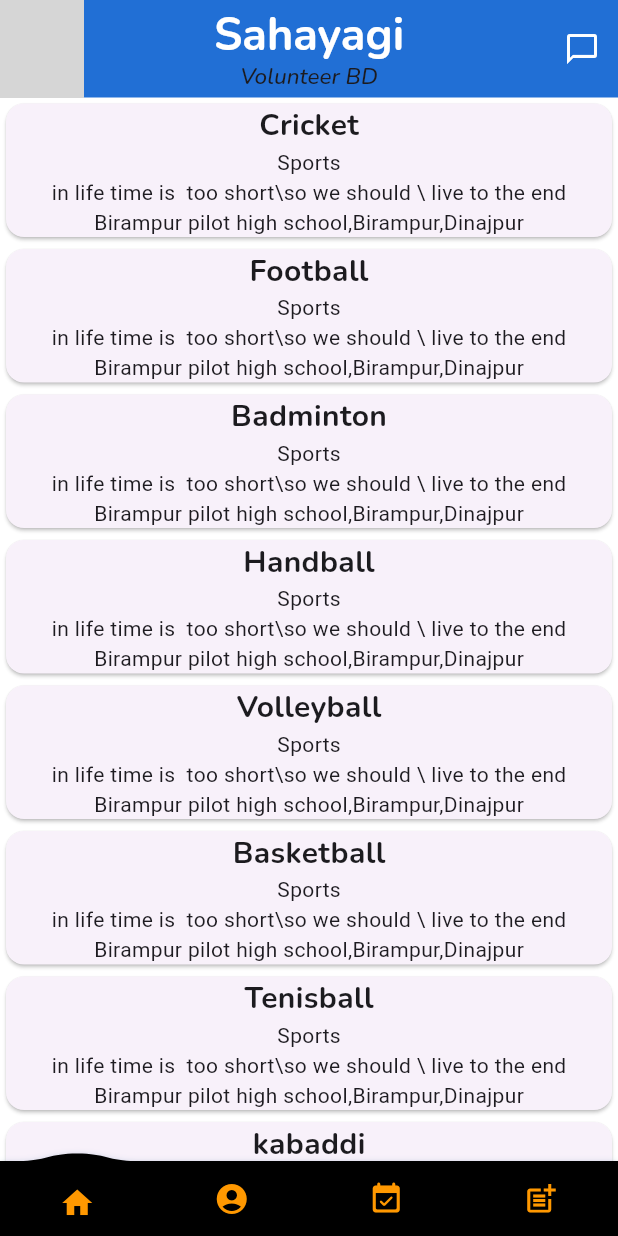
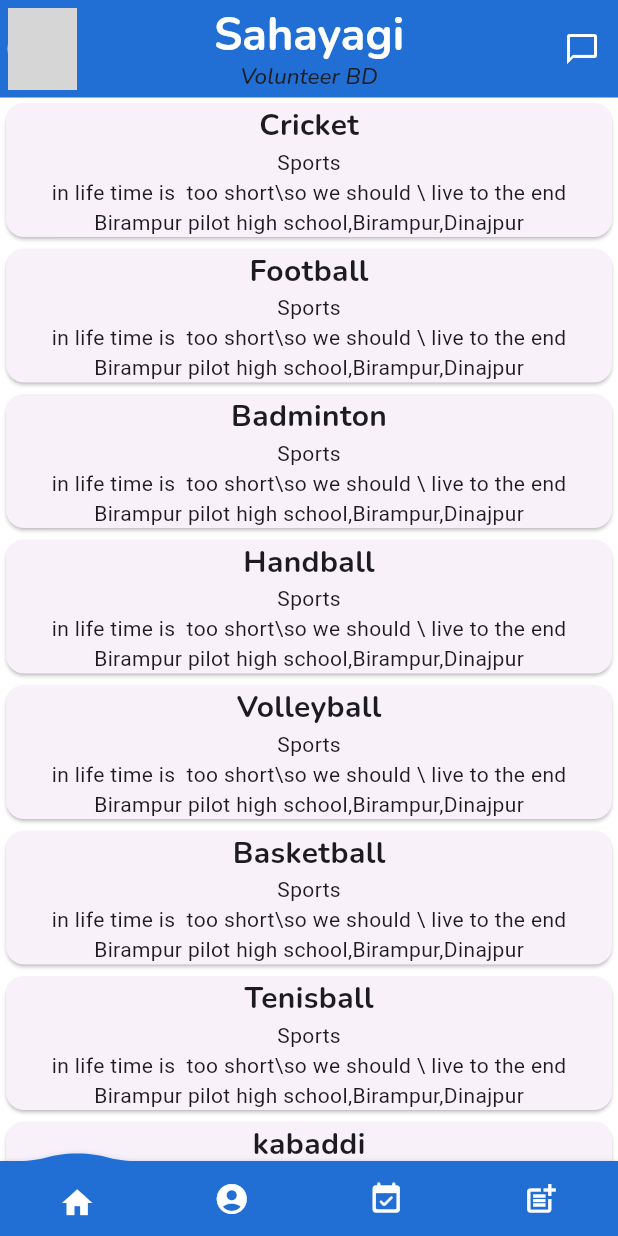
Before and after one commit to jhalto/sahayagi, a Flutter app: the screen it shows after launch, on a phone screen of 412 x 824 dp. Run offline on Flutter 3.47's test engine with Material 3 defaults, Android fonts, the light colour scheme and no system bars; drawn by our look-alikes of convex_bottom_bar; our stand-ins replace firebase_auth, firebase_core, google_fonts; accounts and stored records are empty; network calls fail; grey boxes are pictures that could not be loaded.

Commit message:
some_upgrade

```diff
--- a/lib/main.dart
+++ b/lib/main.dart
@@ -1,10 +1,15 @@
+import 'package:firebase_core/firebase_core.dart';
 import 'package:flutter/material.dart';
-import 'package:sahayagi/screens/sign_in.dart';
+import 'package:sahayagi/screens/sign_up.dart';
 import 'package:sahayagi/widget/common_widget.dart';
 import 'package:sahayagi/widget/covex_bar.dart';
 
 
-void main() {
+void main() async {
+ WidgetsFlutterBinding.ensureInitialized();
+   await Firebase.initializeApp(
+     options: FirebaseOptions(apiKey: 'AIzaSyBF89cJO521foKAYZ_F_a9sdwoeHcE-ycg', appId: '1:1063292408157:android:9095287c6f2a71a76058b4', messagingSenderId: '1063292408157', projectId: 'sahayagi-6f549',storageBucket: 'sahayagi-6f549.appspot.com')
+ );
   runApp(const MyApp());
 }
 
@@ -29,7 +34,7 @@ class MyApp extends StatelessWidget {
         colorScheme: ColorScheme.fromSeed(seedColor: Colors.deepPurple),
         useMaterial3: true,
       ),
-      home: const ConvexBarDemo(),
+      home: ConvexBarDemo(),
     );
   }
 }
--- a/lib/screens/home_page.dart
+++ b/lib/screens/home_page.dart
@@ -22,13 +22,16 @@ class _HomePageState extends State<HomePage> {
 
       appBar: AppBar(
         leading: GestureDetector(
-          onForcePressStart: (details) => SignIn(),
+          onForcePressStart: (details) => const SignIn(),
           onTap: (){
-            Navigator.push(context, MaterialPageRoute(builder: (context) => SignIn(),));
+            Navigator.push(context, MaterialPageRoute(builder: (context) => const SignIn(),));
           },
-          child: CircleAvatar(
-            foregroundImage: NetworkImage("https://encrypted-tbn0.gstatic.com/images?q=tbn:ANd9GcR-Q8z7LMNUcy7c84k6loduysKVlfQtHyBTEVK7odCwUg&s"),
+          child: const Padding(
+            padding: EdgeInsets.all(5.0),
+            child: CircleAvatar(
+              foregroundImage: NetworkImage("https://encrypted-tbn0.gstatic.com/images?q=tbn:ANd9GcR-Q8z7LMNUcy7c84k6loduysKVlfQtHyBTEVK7odCwUg&s"),
 
+            ),
           ),
         ),
         toolbarHeight: 65,
--- a/lib/screens/sign_in.dart
+++ b/lib/screens/sign_in.dart
@@ -1,5 +1,6 @@
 import 'package:flutter/gestures.dart';
 import 'package:flutter/material.dart';
+import 'package:sahayagi/screens/sign_up.dart';
 
 import '../widget/common_widget.dart';
 
@@ -208,7 +209,7 @@ class _SignInState extends State<SignIn> {
                               style: const TextStyle(color: Colors.blue, fontSize: 15),
                               recognizer: TapGestureRecognizer()
                                 ..onTap = () {
-                                  // Navigate to sign-up page
+                                  Navigator.push(context, MaterialPageRoute(builder: (context) => SignUp(),));
                                 },
                             ),
                           ],
--- a/lib/widget/covex_bar.dart
+++ b/lib/widget/covex_bar.dart
@@ -4,6 +4,7 @@
 
 import 'package:convex_bottom_bar/convex_bottom_bar.dart';
 import 'package:flutter/material.dart';
+import 'package:sahayagi/widget/common_widget.dart';
 import '../screens/applied_events.dart';
 import '../screens/event_post.dart';
 import '../screens/home_page.dart';
@@ -35,7 +36,7 @@ class _ConvexBarDemoState extends State<ConvexBarDemo> {
           initialActiveIndex: index,
           activeColor: Colors.white,
           style: TabStyle.react,
-          backgroundColor: Colors.black,
+          backgroundColor: appColorLight,
           curveSize: 50,
           shadowColor: Colors.blue,
 
@@ -47,10 +48,10 @@ class _ConvexBarDemoState extends State<ConvexBarDemo> {
             });
           },
           items: const [
-            TabItem(icon: Icon(Icons.home,color: Colors.orange,)),
-            TabItem(icon: Icon(Icons.account_circle,color: Colors.orange)),
-            TabItem(icon: Icon(Icons.event_available_rounded,color: Colors.orange)),
-            TabItem(icon: Icon(Icons.post_add,color: Colors.orange)),
+            TabItem(icon: Icon(Icons.home,color: texColorLight,)),
+            TabItem(icon: Icon(Icons.account_circle,color: texColorLight)),
+            TabItem(icon: Icon(Icons.event_available_rounded,color: texColorLight)),
+            TabItem(icon: Icon(Icons.post_add,color: texColorLight)),
           ]),
 
     );
--- a/pubspec.yaml
+++ b/pubspec.yaml
@@ -37,6 +37,8 @@ dependencies:
   cupertino_icons: ^1.0.2
   google_fonts:
   convex_bottom_bar:
+  firebase_core: ^2.31.0
+  firebase_auth: ^4.17.7
 
 dev_dependencies:
   flutter_test:
```
Also changed, not shown: lib/screens/profile_page.dart (+10 -9 lines), lib/screens/sign_up.dart (added, +78 -0 lines), lib/widget/helper.dart (added, +23 -0 lines), firebase.json (added), lib/firebase_options.dart (added), pubspec.lock, 6 other files.
